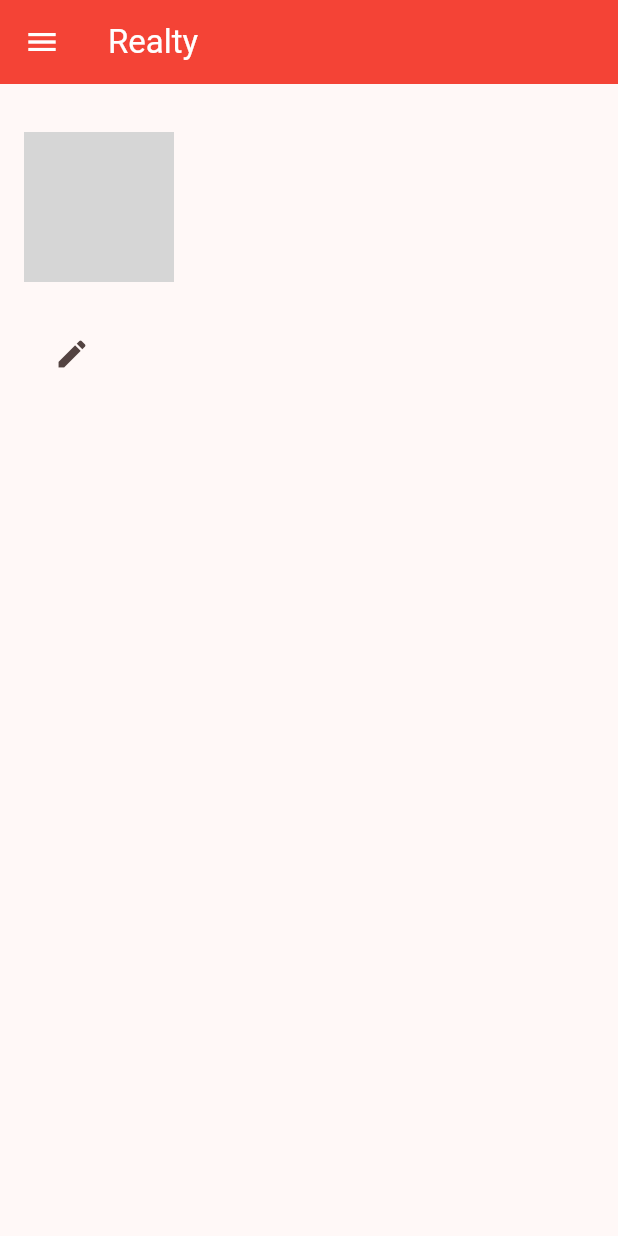
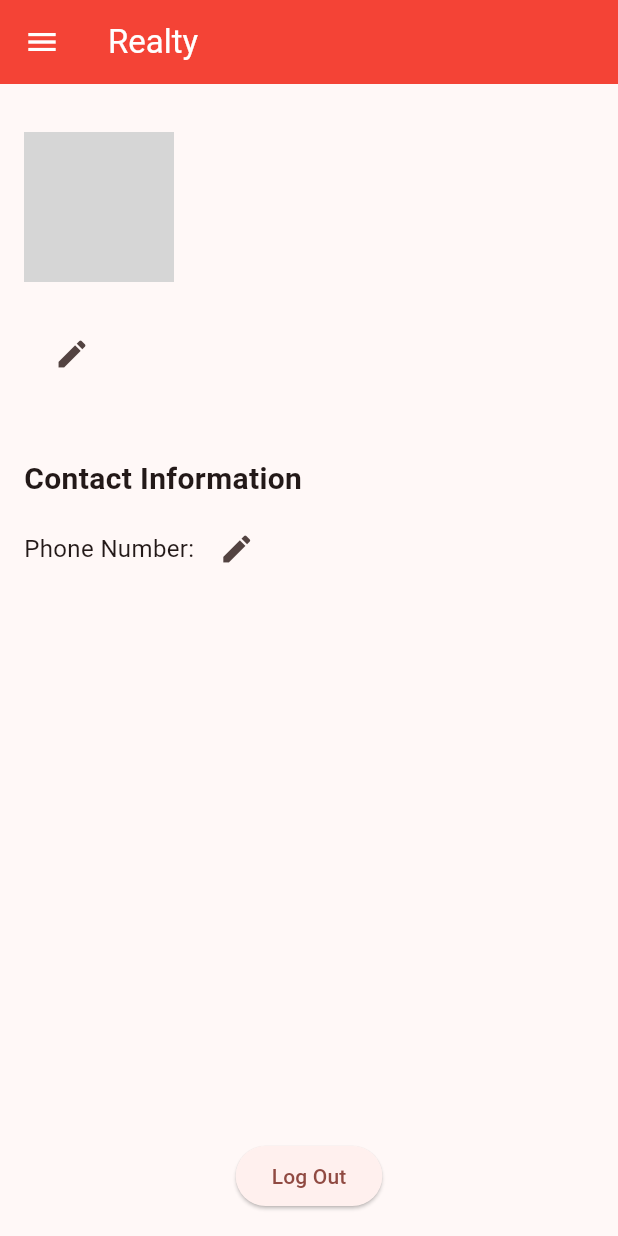
Before and after one commit to HatNJacket/realty_group_project, a Flutter app: the UserPage screen opened directly, in the side drawer, after a tap on the "edit" icon, on a phone screen of 412 x 824 dp. Run offline on Flutter 3.47's test engine with Material 3 defaults, Android fonts, the phone set to English and light mode, and no system bars; our stand-ins replace cloud_firestore, csv, firebase_auth, firebase_core, flutter_local_notifications, flutter_map and 3 more; missing offline and left inert: firedart; accounts and stored records are empty; network calls fail; grey boxes are pictures that could not be loaded.

Commit message:
Updated user page with contact information and a log out button

```diff
--- a/lib/pages/UserPage.dart
+++ b/lib/pages/UserPage.dart
@@ -1,7 +1,4 @@
-// import 'package:firebase_core/firebase_core.dart';
 import 'package:flutter/material.dart';
-// import 'package:provider/provider.dart';
-// import 'package:realty_group_project/UserModel.dart';
 import '../services/NotificationHandler.dart';
 import '../widgets/AppDrawer.dart';
 import 'package:firebase_auth/firebase_auth.dart';
@@ -20,6 +17,7 @@ class UserPageState extends State<UserPage> {
   final FirebaseFirestore _firestore = FirebaseFirestore.instance;
   NotificationHandler notificationHandler = NotificationHandler();
   final TextEditingController usernameController = TextEditingController();
+  final TextEditingController phoneController = TextEditingController();
   UserData? userData;
 
   @override
@@ -29,36 +27,35 @@ class UserPageState extends State<UserPage> {
     notificationHandler.initializeNotifications();
   }
 
-  void getUser() async{
-    try{
+  void getUser() async {
+    try {
       User? user = _auth.currentUser;
-      if(user != null){
+      if (user != null) {
         DocumentSnapshot userDoc = await _firestore.collection('users').doc(user.uid).get();
-        if(userDoc.exists){
+        if (userDoc.exists) {
           print(userDoc.data());
           setState(() {
             userData = UserData.fromMap(userDoc.data() as Map<String, dynamic>);
           });
         }
       }
-    }
-    catch(e){
-
+    } catch (e) {
+      print('Error getting user data: $e');
     }
   }
 
-  void changeField(String field, String fieldValue) async{
-    try{
+  void changeField(String field, String fieldValue) async {
+    try {
       User? user = _auth.currentUser;
-      if(user != null){
+      if (user != null) {
         String uid = user.uid;
         await _firestore.collection('users').doc(uid).update({
           field: fieldValue,
         });
         getUser();
       }
-    }
-    catch(e){
+    } catch (e) {
+      print('Error updating field: $e');
     }
   }
 
@@ -69,6 +66,12 @@ class UserPageState extends State<UserPage> {
         duration: const Duration(seconds: 2),
       ),
     );
+  }
+
+  void _logout() async {
+    await _auth.signOut();
+    Navigator.pop(context);
+    _showSnackbar("You have been signed out");
   }
 
   @override
@@ -84,13 +87,13 @@ class UserPageState extends State<UserPage> {
         padding: const EdgeInsets.all(16),
         child: Column(
           crossAxisAlignment: CrossAxisAlignment.start,
-            children:[
-              const SizedBox(height:16.0),
+          children: [
+            const SizedBox(height: 16.0),
             const CircleAvatar(
               radius: 50,
               backgroundImage: NetworkImage('https://cdn3.iconfinder.com/data/icons/office-485/100/ICON_BASIC-11-512.png'),
             ),
-              const SizedBox(height:24.0),
+            const SizedBox(height: 24.0),
             Row(
               children: [
                 Text(
@@ -103,27 +106,22 @@ class UserPageState extends State<UserPage> {
                   onPressed: () {
                     showDialog(
                       context: context,
-                        builder: (context){
+                      builder: (context) {
                         return AlertDialog(
-                            title: const Text(
-                              'Change Username'
-                            ),
+                          title: const Text('Change Username'),
                           content: TextField(
                             controller: usernameController,
-                              decoration: const InputDecoration(
-                                labelText: 'New Username'
-                              ),
+                            decoration: const InputDecoration(labelText: 'New Username'),
                           ),
                           actions: [
                             TextButton(
                               onPressed: () {
-                                  if(usernameController.text.trim().isNotEmpty){
+                                if (usernameController.text.trim().isNotEmpty) {
                                   setState(() {
                                     changeField('username', usernameController.text);
                                   });
                                   Navigator.of(context).pop();
-                                  }
-                                  else{
+                                } else {
                                   _showSnackbar('Username Empty');
                                 }
                               },
@@ -137,13 +135,78 @@ class UserPageState extends State<UserPage> {
                             ),
                           ],
                         );
-                        }
+                      },
                     );
                   },
-                  )
-                ]
+                ),
+              ],
             ),
             Text(userData?.emailAddress ?? ''),
+            const SizedBox(height: 24.0),
+            // Contact Information Section
+            const Text(
+              'Contact Information',
+              style: TextStyle(fontSize: 20, fontWeight: FontWeight.bold),
+            ),
+            const SizedBox(height: 8.0),
+            Row(
+              children: [
+                Text(
+                  'Phone Number: ',
+                  style: const TextStyle(fontSize: 16),
+                ),
+                Text(
+                  userData?.phoneNumber ?? 'No Phone Number',
+                  style: const TextStyle(fontSize: 14)
+                ),
+                IconButton(
+                  icon: const Icon(Icons.edit),
+                  onPressed: () {
+                    showDialog(
+                      context: context,
+                      builder: (context) {
+                        return AlertDialog(
+                          title: const Text('Change Phone Number'),
+                          content: TextField(
+                            controller: phoneController,
+                            decoration: const InputDecoration(labelText: 'New Phone Number'),
+                          ),
+                          actions: [
+                            TextButton(
+                              onPressed: () {
+                                if (phoneController.text.trim().isNotEmpty) {
+                                  setState(() {
+                                    changeField('phoneNumber', phoneController.text);
+                                  });
+                                  Navigator.of(context).pop();
+                                } else {
+                                  _showSnackbar('Phone Number Empty');
+                                }
+                              },
+                              child: const Text('Save'),
+                            ),
+                            TextButton(
+                              onPressed: () {
+                                Navigator.of(context).pop();
+                              },
+                              child: const Text('Cancel'),
+                            ),
+                          ],
+                        );
+                      },
+                    );
+                  },
+                ),
+              ],
+            ),
+            // Log Out Button
+            const Spacer(),
+            Center(
+              child: ElevatedButton(
+                onPressed: _logout,
+                child: const Text('Log Out'),
+              ),
+            ),
           ],
         ),
       ),
```
Lines whose indentation alone changed are shown as unchanged.
